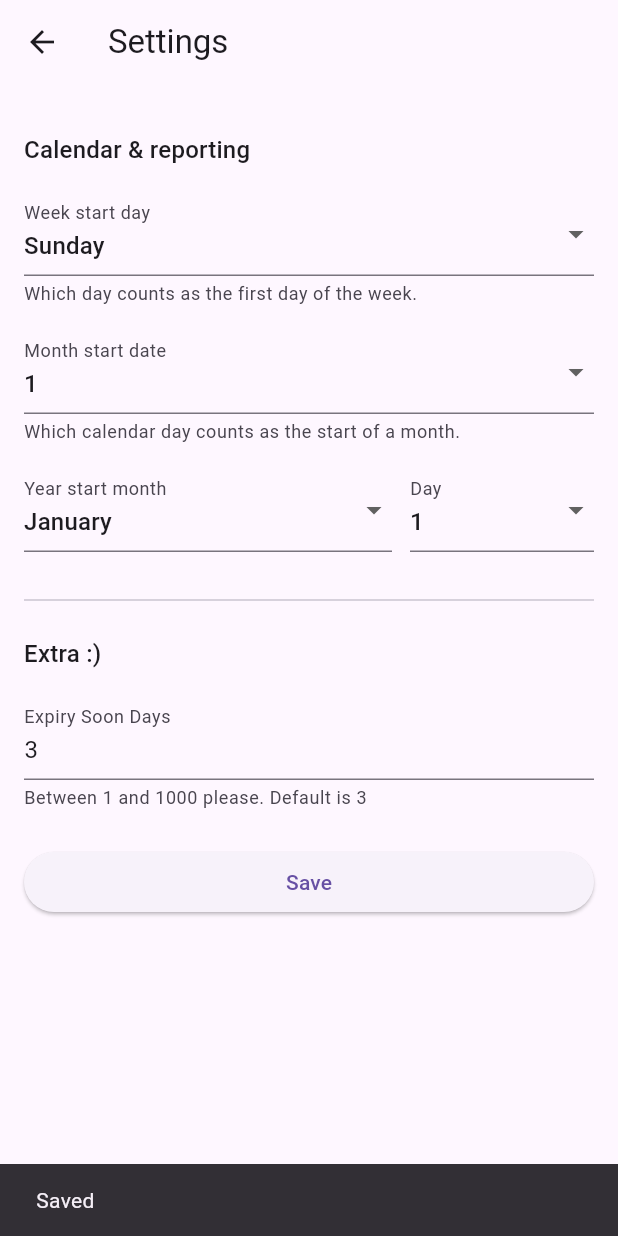
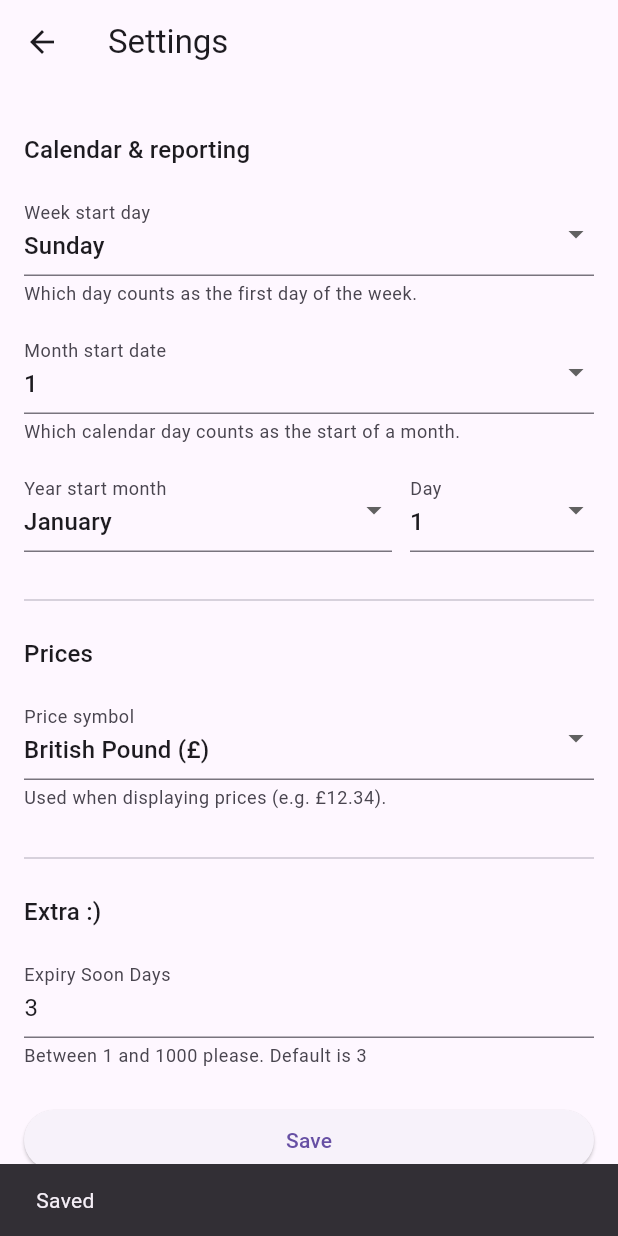
Before and after one commit to Tiny-Clowns/FridgeNaut, a Flutter app: the SettingsPage screen opened directly, after a tap on "Save", on a phone screen of 412 x 824 dp. Run offline on Flutter 3.47's test engine with Material 3 defaults, Android fonts, the phone set to English and light mode, and no system bars; our stand-ins replace flutter_riverpod, image_picker, shared_preferences, sqflite; accounts and stored records are empty.

Commit message:
#54 Added price symbol setting

```diff
--- /dev/null
+++ b/project/flutter_fridge_app/lib/domain/settings/price_symbol_settings.dart
@@ -0,0 +1,21 @@
+class CurrencyOption {
+  final String label;
+  final String symbol;
+  const CurrencyOption({required this.label, required this.symbol});
+}
+
+const String priceSymbolPrefKey = "price_symbol";
+const String defaultPriceSymbol = "£";
+
+const List<CurrencyOption> currencyOptions = <CurrencyOption>[
+  CurrencyOption(label: "British Pound", symbol: "£"),
+  CurrencyOption(label: "US Dollar", symbol: "\$"),
+  CurrencyOption(label: "Euro", symbol: "€"),
+  CurrencyOption(label: "Japanese Yen", symbol: "¥"),
+  CurrencyOption(label: "Hong Kong Dollar", symbol: "HK\$"),
+  CurrencyOption(label: "Australian Dollar", symbol: "A\$"),
+  CurrencyOption(label: "Canadian Dollar", symbol: "C\$"),
+  CurrencyOption(label: "Indian Rupee", symbol: "₹"),
+  CurrencyOption(label: "South Korean Won", symbol: "₩"),
+  CurrencyOption(label: "Swiss Franc", symbol: "CHF"),
+];
--- a/project/flutter_fridge_app/lib/pages/settings.dart
+++ b/project/flutter_fridge_app/lib/pages/settings.dart
@@ -1,4 +1,3 @@
-// lib/pages/settings.dart
 import "package:flutter/material.dart";
 import "package:flutter/services.dart";
 import "package:flutter_riverpod/flutter_riverpod.dart";
@@ -6,6 +5,9 @@ import "package:shared_preferences/shared_preferences.dart";
 
 import "package:flutter_fridge_app/domain/calendar/user_calendar_settings.dart";
 import "package:flutter_fridge_app/services/user_calendar_settings_service.dart";
+
+import "package:flutter_fridge_app/domain/settings/price_symbol_settings.dart";
+import "package:flutter_fridge_app/providers/price_symbol_provider.dart";
 
 class SettingsPage extends ConsumerStatefulWidget {
   const SettingsPage({super.key});
@@ -27,6 +29,8 @@ class _SettingsPageState extends ConsumerState<SettingsPage> {
   bool _loading = true;
   UserCalendarSettings _calendarSettings =
       const UserCalendarSettings.defaultValues();
+
+  String _priceSymbol = defaultPriceSymbol;
 
   static const _weekdayNames = <String>[
     "Sunday",
@@ -81,9 +85,13 @@ class _SettingsPageState extends ConsumerState<SettingsPage> {
     final calendar = await _calendarSettingsService.load();
     final expirySoonDays = prefs.getInt("expiry_soon_days") ?? 3;
 
+    final priceSymbol =
+        prefs.getString(priceSymbolPrefKey) ?? defaultPriceSymbol;
+
     setState(() {
       _calendarSettings = calendar;
       _expirySoonDaysController.text = expirySoonDays.toString();
+      _priceSymbol = priceSymbol;
       _loading = false;
     });
   }
@@ -102,6 +110,9 @@ class _SettingsPageState extends ConsumerState<SettingsPage> {
 
     // Save expirySoonDays directly (simple scalar setting)
     await prefs.setInt("expiry_soon_days", expirySoonDays);
+
+    // Save price symbol (and notify the whole app via provider)
+    await ref.read(priceSymbolProvider.notifier).setSymbol(_priceSymbol);
 
     if (_expirySoonDaysController.text.isEmpty) {
       _expirySoonDaysController.text = expirySoonDays.toString();
@@ -237,6 +248,35 @@ class _SettingsPageState extends ConsumerState<SettingsPage> {
     );
   }
 
+  Widget _buildPriceSection(BuildContext context) {
+    return Column(
+      crossAxisAlignment: CrossAxisAlignment.start,
+      children: [
+        Text("Prices", style: Theme.of(context).textTheme.titleMedium),
+        const SizedBox(height: 16),
+        DropdownButtonFormField<String>(
+          initialValue: _priceSymbol,
+          decoration: const InputDecoration(
+            labelText: "Price symbol",
+            helperText: "Used when displaying prices (e.g. £12.34).",
+          ),
+          items: currencyOptions
+              .map(
+                (o) => DropdownMenuItem<String>(
+                  value: o.symbol,
+                  child: Text("${o.label} (${o.symbol})"),
+                ),
+              )
+              .toList(),
+          onChanged: (value) {
+            if (value == null) return;
+            setState(() => _priceSymbol = value);
+          },
+        ),
+      ],
+    );
+  }
+
   Widget _buildExpirySoonSection(BuildContext context) {
     return Column(
       crossAxisAlignment: CrossAxisAlignment.start,
@@ -288,6 +328,10 @@ class _SettingsPageState extends ConsumerState<SettingsPage> {
             const SizedBox(height: 24),
             const Divider(),
             const SizedBox(height: 16),
+            _buildPriceSection(context),
+            const SizedBox(height: 24),
+            const Divider(),
+            const SizedBox(height: 16),
             _buildExpirySoonSection(context),
             const SizedBox(height: 24),
             ElevatedButton(onPressed: _save, child: const Text("Save")),
--- /dev/null
+++ b/project/flutter_fridge_app/lib/providers/price_symbol_provider.dart
@@ -0,0 +1,27 @@
+import "package:flutter_fridge_app/domain/settings/price_symbol_settings.dart";
+import "package:flutter_riverpod/flutter_riverpod.dart";
+import "package:flutter_riverpod/legacy.dart";
+import "package:shared_preferences/shared_preferences.dart";
+
+class PriceSymbolNotifier extends StateNotifier<AsyncValue<String>> {
+  PriceSymbolNotifier() : super(const AsyncValue.loading()) {
+    _load();
+  }
+
+  Future<void> _load() async {
+    final prefs = await SharedPreferences.getInstance();
+    final symbol = prefs.getString(priceSymbolPrefKey) ?? defaultPriceSymbol;
+    state = AsyncValue.data(symbol);
+  }
+
+  Future<void> setSymbol(String symbol) async {
+    state = AsyncValue.data(symbol);
+    final prefs = await SharedPreferences.getInstance();
+    await prefs.setString(priceSymbolPrefKey, symbol);
+  }
+}
+
+final priceSymbolProvider =
+    StateNotifierProvider<PriceSymbolNotifier, AsyncValue<String>>(
+      (ref) => PriceSymbolNotifier(),
+    );
--- a/project/flutter_fridge_app/lib/widgets/fridge_item_list.dart
+++ b/project/flutter_fridge_app/lib/widgets/fridge_item_list.dart
@@ -9,6 +9,7 @@ import "package:flutter_fridge_app/common/extensions/string_extensions.dart";
 class FridgeItemList extends StatelessWidget {
   final List<Item> items;
   final int expirySoonDays;
+  final String currencySymbol;
   final Future<void> Function() onRefresh;
   final Future<void> Function(Item item) onEdit;
   final Future<void> Function(Item item) onIncrement;
@@ -23,6 +24,7 @@ class FridgeItemList extends StatelessWidget {
     super.key,
     required this.items,
     required this.expirySoonDays,
+    required this.currencySymbol,
     required this.onRefresh,
     required this.onEdit,
     required this.onIncrement,
@@ -103,7 +105,8 @@ class FridgeItemList extends StatelessWidget {
             if (it.pricePerUnit != null) ...[
               const TextSpan(text: " | "),
               TextSpan(
-                text: "${it.pricePerUnit!.toStringAsFixed(2)} / ${it.unit}",
+                text:
+                    "$currencySymbol${it.pricePerUnit!.toStringAsFixed(2)} / ${it.unit}",
               ),
             ],
             if (expiryText != null) ...[
```
Also changed, not shown: project/flutter_fridge_app/lib/pages/fridge.dart (+17 -2 lines), project/flutter_fridge_app/lib/widgets/item_form.dart (+11 -2 lines).
